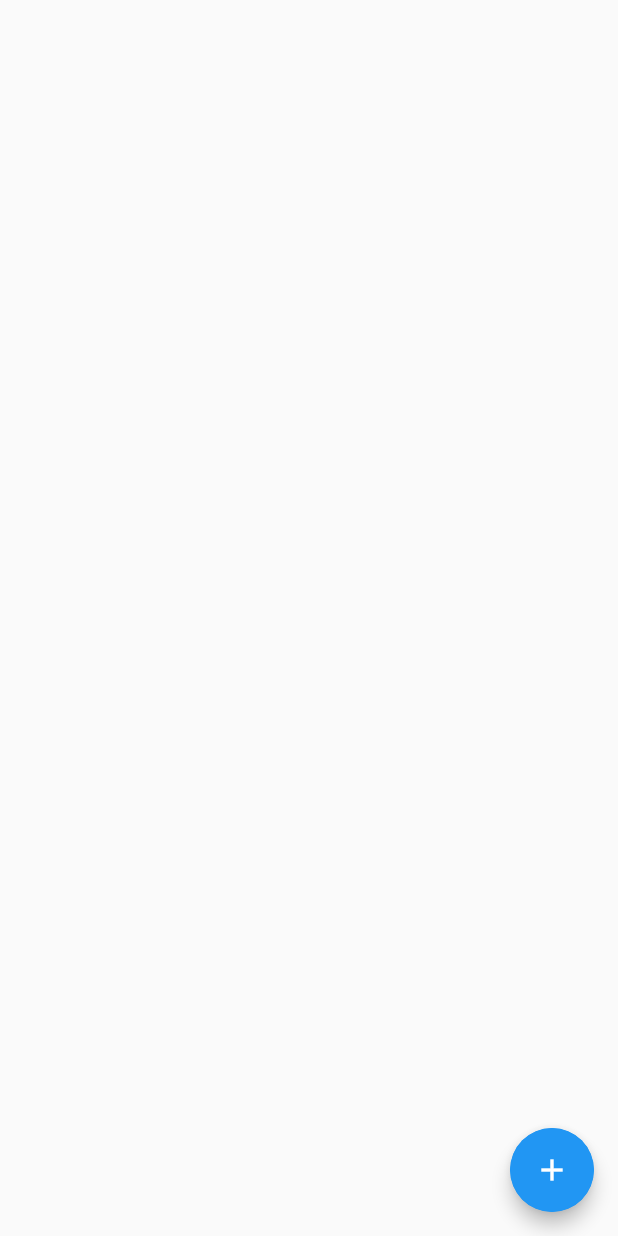
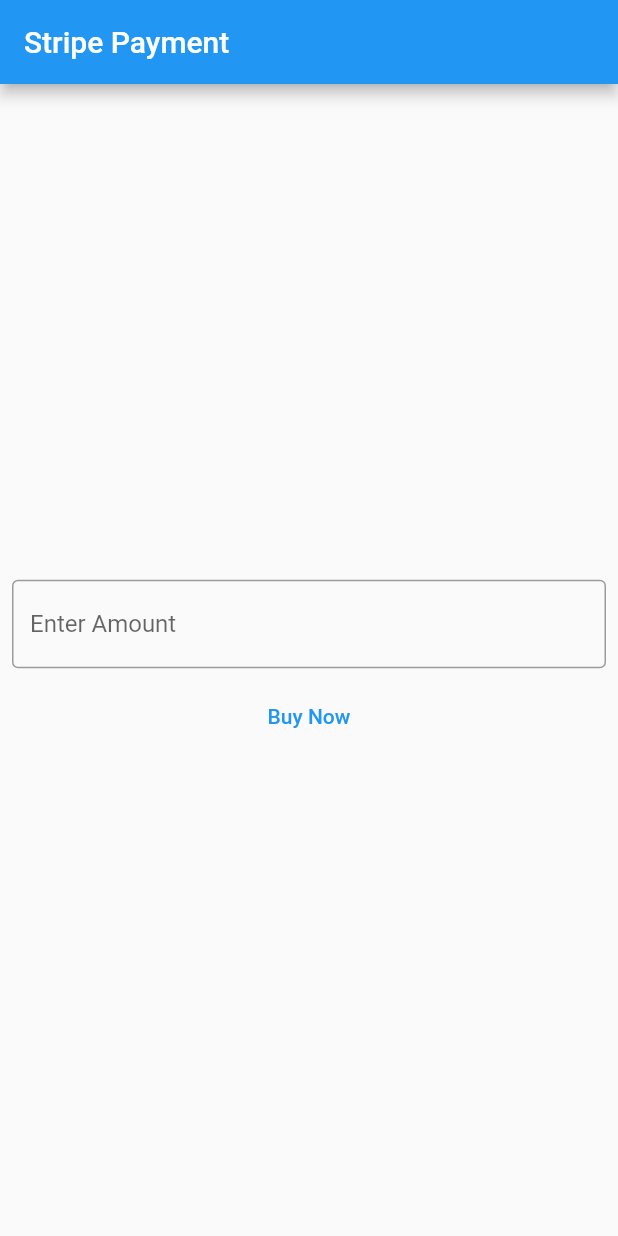
Before and after one commit to Shibili12/testproject, a Flutter app: the screen it shows after launch, on a phone screen of 412 x 824 dp. Run offline on Flutter 3.47's test engine with Material 3 defaults, Android fonts, the phone set to English and light mode, and no system bars; our stand-ins replace font_awesome_flutter, google_fonts; missing offline and left inert: flutter_stripe, razorpay_flutter.

Commit message:
Strip payment integration

```diff
--- a/lib/main.dart
+++ b/lib/main.dart
@@ -1,12 +1,16 @@
 import 'package:flutter/material.dart';
+import 'package:flutter_stripe/flutter_stripe.dart';
 import 'package:testproject/animation_example/animatedposition_example.dart';
 import 'package:testproject/animation_example/hero_animation_hompage.dart';
 import 'package:testproject/animation_example/staggered_animation_example.dart';
 import 'package:testproject/animation_example/using_package_example.dart';
+import 'package:testproject/stripe_payment_integration/apikeys.dart';
+import 'package:testproject/stripe_payment_integration/payment_homescreen.dart';
 
-import 'package:testproject/loginscreen.dart';
-
-void main() {
+void main() async {
+  WidgetsFlutterBinding.ensureInitialized();
+  Stripe.publishableKey = Apikeys.publishableKey;
+  await Stripe.instance.applySettings();
   runApp(const MyApp());
 }
 
@@ -18,7 +22,7 @@ class MyApp extends StatelessWidget {
     return MaterialApp(
       theme: ThemeData(useMaterial3: false),
       debugShowCheckedModeBanner: false,
-      home: Opencontainerexample(),
+      home: PaymentHomescreen(),
     );
   }
 }
--- /dev/null
+++ b/lib/stripe_payment_integration/apikeys.dart
@@ -0,0 +1,6 @@
+class Apikeys {
+  static const publishableKey =
+      "pk_test_51Oofb7SBEVvAiQNNM4vwgB6aYEBjfRuHkq7A2BpFpMg2T1csVXSJmqEJwIlvxKM4zP1YPeO41tQP1h58fjAdACIs004z03uM6U";
+  static const secretKey =
+      "sk_test_51Oofb7SBEVvAiQNNRXSbtZQBWn15xjLaHj1mj9gw5I5oQfXAK5uLaMFovO3vf4KS1XDmgvNGRWj9HX7sLeB4KjqD007Tv3xPjR";
+}
--- /dev/null
+++ b/lib/stripe_payment_integration/payment_homescreen.dart
@@ -0,0 +1,93 @@
+import 'dart:convert';
+
+import 'package:flutter/material.dart';
+import 'package:flutter_stripe/flutter_stripe.dart';
+import 'package:http/http.dart' as http;
+import 'package:testproject/stripe_payment_integration/apikeys.dart';
+
+class PaymentHomescreen extends StatefulWidget {
+  const PaymentHomescreen({super.key});
+
+  @override
+  State<PaymentHomescreen> createState() => _PaymentHomescreenState();
+}
+
+class _PaymentHomescreenState extends State<PaymentHomescreen> {
+  Map<String, dynamic>? paymentIntent;
+  final TextEditingController controller = TextEditingController();
+
+  @override
+  Widget build(BuildContext context) {
+    return Scaffold(
+      appBar: AppBar(
+        title: const Text("Stripe Payment"),
+      ),
+      body: Center(
+        child: Column(
+          mainAxisAlignment: MainAxisAlignment.center,
+          children: [
+            Padding(
+              padding: const EdgeInsets.all(8.0),
+              child: TextField(
+                controller: controller,
+                decoration: InputDecoration(
+                  border: OutlineInputBorder(),
+                  hintText: "Enter Amount",
+                ),
+              ),
+            ),
+            TextButton(
+                onPressed: () {
+                  payment();
+                },
+                child: const Text("Buy Now")),
+          ],
+        ),
+      ),
+    );
+  }
+
+  Future<void> payment() async {
+    // step 1:- payment Intent
+    try {
+      Map<String, dynamic> body = {
+        "amount": "${controller.text}00", //100 rs
+        "currency": "INR",
+      };
+      var response = await http.post(
+        Uri.parse("https://api.stripe.com/v1/payment_intents"),
+        headers: {
+          'Authorization':
+              'Bearer sk_test_51Oofb7SBEVvAiQNNRXSbtZQBWn15xjLaHj1mj9gw5I5oQfXAK5uLaMFovO3vf4KS1XDmgvNGRWj9HX7sLeB4KjqD007Tv3xPjR',
+          'Content-Type': 'application/x-www-form-urlencoded',
+        },
+        body: body,
+      );
+      paymentIntent = json.decode(response.body);
+      print(paymentIntent.toString());
+    } catch (e) {
+      print(e.toString());
+    }
+
+    // step 2:- Initializing payment sheet
+    await Stripe.instance
+        .initPaymentSheet(
+          paymentSheetParameters: SetupPaymentSheetParameters(
+            paymentIntentClientSecret: paymentIntent!['client_secret'],
+            style: ThemeMode.light,
+            merchantDisplayName: 'Shibili',
+          ),
+        )
+        .then((value) => {});
+
+    // Step 3:- Display Payment Sheet
+
+    try {
+      await Stripe.instance.presentPaymentSheet().then((value) {
+        print("Payment Successfull");
+      });
+    } catch (e) {
+      print("ERROR" + e.toString());
+    }
+  }
+}
--- a/pubspec.yaml
+++ b/pubspec.yaml
@@ -40,6 +40,8 @@ dependencies:
   google_fonts: ^6.1.0
   font_awesome_flutter: ^10.6.0
   animations: ^2.0.11
+  http: ^1.2.0
+  flutter_stripe: ^10.0.0
 
 dev_dependencies:
   flutter_test:
```
Also changed, not shown: pubspec.lock, 6 other files.
